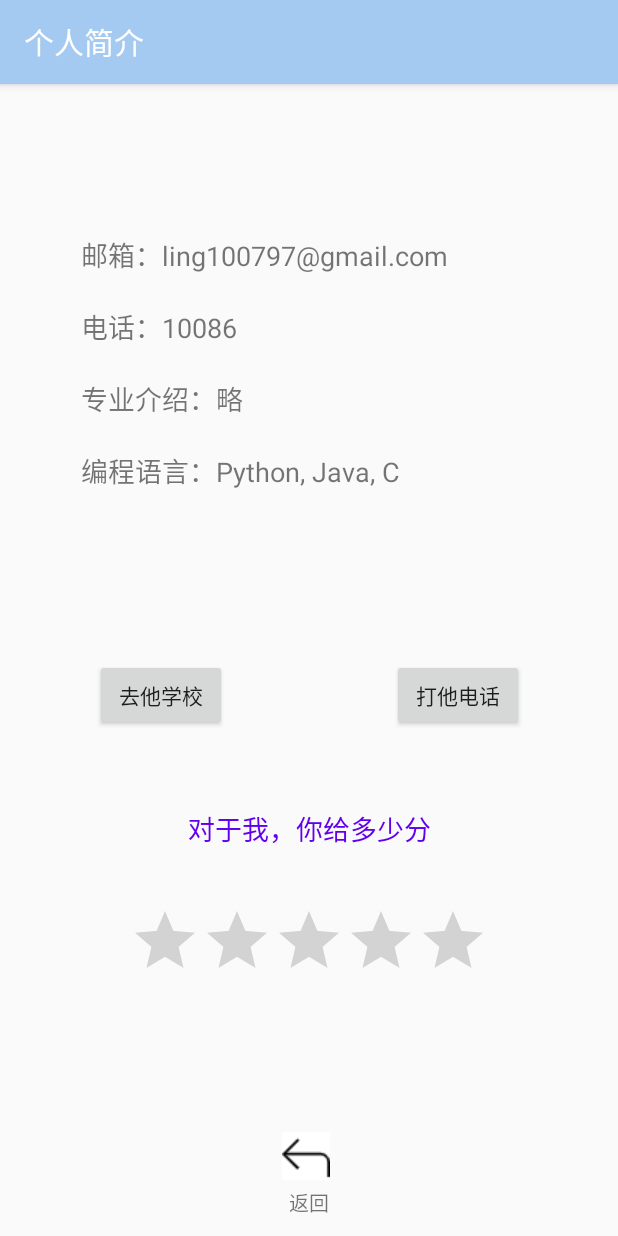
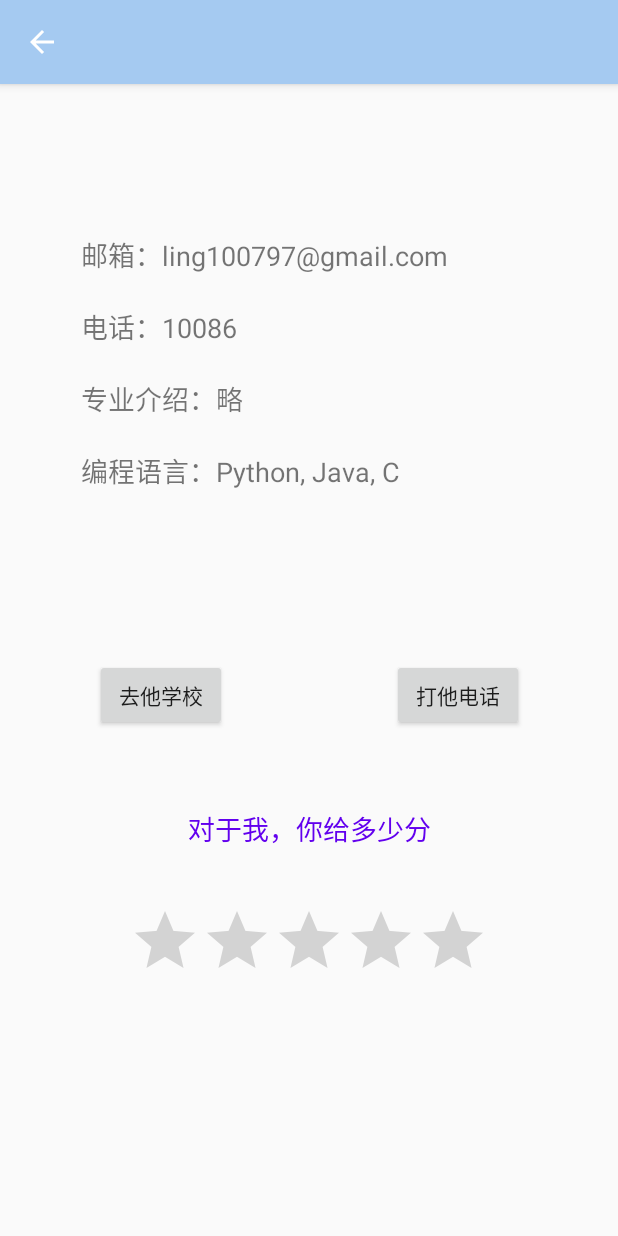
Before and after one commit to gllgll/MySelf, an Android app: the screen it shows after launch (NextActivity), after a tap on an icon or button, on a phone screen of 412 x 824 dp. Run offline under Robolectric (Android 15) with nearby library versions, the phone set to English and light mode, and no system bars; 1 other tap on this screen came first.

Commit message:
删除nextActivity界面的imageView（返回上一个活动按键）添加标题栏返回上一个活动

```diff
--- a/app/src/main/AndroidManifest.xml
+++ b/app/src/main/AndroidManifest.xml
@@ -10,7 +10,10 @@
         android:roundIcon="@mipmap/ic_launcher"
         android:supportsRtl="true"
         android:theme="@style/AppTheme">
-        <activity android:name=".NextActivity"></activity>
+        <activity android:name=".NextActivity"
+            android:label=""
+            android:parentActivityName=".MainActivity">
+        </activity>
         <activity android:name=".MainActivity">
             <intent-filter>
                 <action android:name="android.intent.action.MAIN" />
--- a/app/src/main/java/com/example/myself/MainActivity.java
+++ b/app/src/main/java/com/example/myself/MainActivity.java
@@ -196,7 +196,7 @@ public class MainActivity extends AppCompatActivity {
             public void onClick(View v) {
                 Intent intent = new Intent(MainActivity.this,NextActivity.class);
                 startActivity(intent);
-                finish();
+//                finish();
             }
         });
 
--- a/app/src/main/java/com/example/myself/NextActivity.java
+++ b/app/src/main/java/com/example/myself/NextActivity.java
@@ -6,14 +6,12 @@ import android.net.Uri;
 import android.os.Bundle;
 import android.view.View;
 import android.widget.Button;
-import android.widget.ImageButton;
 import android.widget.RatingBar;
 import android.widget.TextView;
 
 import androidx.appcompat.app.AppCompatActivity;
 
 public class NextActivity extends AppCompatActivity {
-    ImageButton imageButton4;
     RatingBar ratingBar;
     TextView display;
     Button buttonBaidu, buttonCall;
@@ -23,7 +21,6 @@ public class NextActivity extends AppCompatActivity {
         super.onCreate(savedInstanceState);
         setContentView(R.layout.activity_next);
 
-        imageButton4 = findViewById(R.id.imageButton4);
         display = findViewById(R.id.textView8);
         ratingBar = findViewById(R.id.ratingBar);
         buttonBaidu = findViewById(R.id.button3);
@@ -65,14 +62,5 @@ public class NextActivity extends AppCompatActivity {
                     }
             }
         });
-
-        imageButton4.setOnClickListener(new View.OnClickListener() {
-            @Override
-            public void onClick(View v) {
-                Intent intent = new Intent(NextActivity.this,MainActivity.class);
-                startActivity(intent);
-                finish();
-            }
-        });
     }
 }
--- a/app/src/main/res/layout/activity_next.xml
+++ b/app/src/main/res/layout/activity_next.xml
@@ -12,20 +12,6 @@
         android:layout_height="wrap_content"
         android:orientation="horizontal"
         app:layout_constraintGuide_percent="0.9" />
-
-    <androidx.constraintlayout.widget.Guideline
-        android:id="@+id/guideline11"
-        android:layout_width="wrap_content"
-        android:layout_height="wrap_content"
-        android:orientation="horizontal"
-        app:layout_constraintGuide_percent="0.96" />
-
-    <androidx.constraintlayout.widget.Guideline
-        android:id="@+id/guideline12"
-        android:layout_width="wrap_content"
-        android:layout_height="wrap_content"
-        android:orientation="horizontal"
-        app:layout_constraintGuide_percent="0.99" />
 
     <androidx.constraintlayout.widget.Guideline
         android:id="@+id/guideline13"
@@ -54,30 +40,6 @@
         android:layout_height="wrap_content"
         android:orientation="vertical"
         app:layout_constraintGuide_percent="0.88" />
-
-    <ImageButton
-        android:id="@+id/imageButton4"
-        android:layout_width="wrap_content"
-        android:layout_height="wrap_content"
-        android:background="@android:color/background_light"
-        android:contentDescription="@string/previous"
-        app:layout_constraintBottom_toTopOf="@+id/guideline11"
-        app:layout_constraintEnd_toStartOf="@+id/guideline14"
-        app:layout_constraintHorizontal_bias="0.461"
-        app:layout_constraintStart_toStartOf="@+id/guideline13"
-        app:layout_constraintTop_toTopOf="@+id/guideline10"
-        app:srcCompat="@drawable/previous" />
-
-    <TextView
-        android:id="@+id/textView6"
-        android:layout_width="wrap_content"
-        android:layout_height="wrap_content"
-        android:text="@string/textview_previous"
-        android:textSize="@dimen/imagetextSize"
-        app:layout_constraintBottom_toTopOf="@+id/guideline12"
-        app:layout_constraintEnd_toStartOf="@+id/guideline14"
-        app:layout_constraintStart_toStartOf="@+id/guideline13"
-        app:layout_constraintTop_toBottomOf="@+id/imageButton4" />
 
     <TextView
         android:id="@+id/textView7"
```
